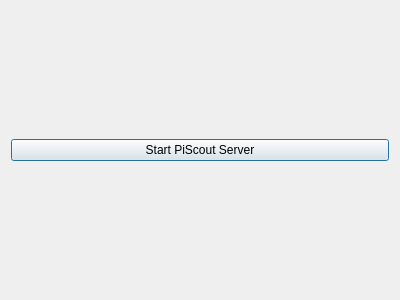
First picture: the form in headscoutqt.ui, repository applepi-2067/PiScout-2015, before the edit.
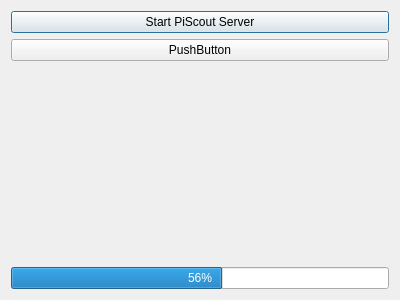
Second picture: the form after the edit.

Commit message: added baller progress bar

Diff of the .ui file:
```diff
--- a/headscoutqt.ui
+++ b/headscoutqt.ui
@@ -32,6 +32,36 @@
        </property>
       </widget>
      </item>
+     <item>
+      <widget class="QPushButton" name="pushButton">
+       <property name="text">
+        <string>PushButton</string>
+       </property>
+      </widget>
+     </item>
+     <item>
+      <spacer name="verticalSpacer">
+       <property name="orientation">
+        <enum>Qt::Vertical</enum>
+       </property>
+       <property name="sizeHint" stdset="0">
+        <size>
+         <width>20</width>
+         <height>40</height>
+        </size>
+       </property>
+      </spacer>
+     </item>
+     <item>
+      <widget class="QProgressBar" name="progressBar">
+       <property name="maximum">
+        <number>100</number>
+       </property>
+       <property name="value">
+        <number>56</number>
+       </property>
+      </widget>
+     </item>
     </layout>
    </item>
   </layout>
```
The commit also changes 2 other files.
